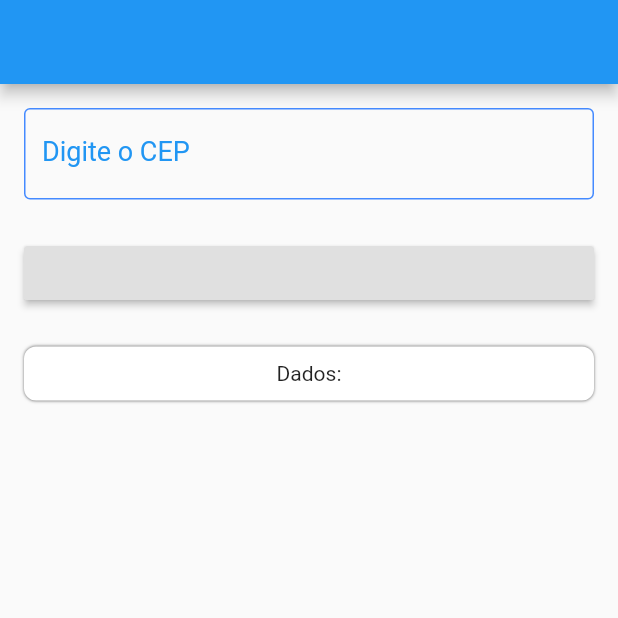
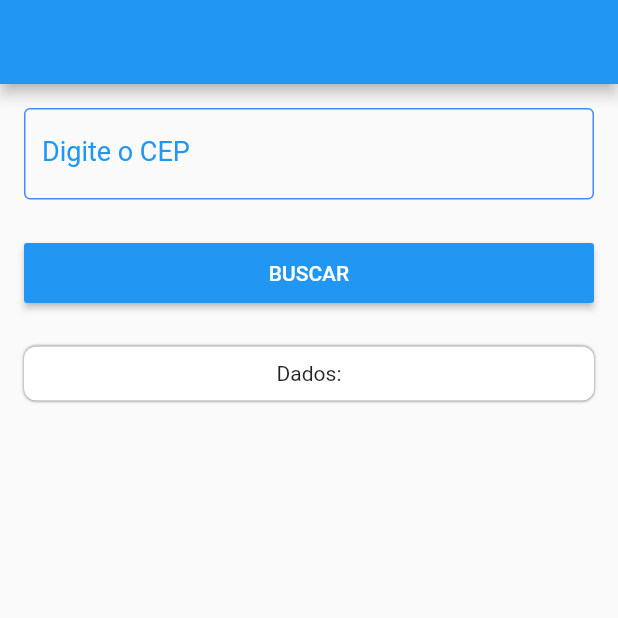
Before and after one commit to johnnydev-tech/busca_cep, a Flutter app: the screen it shows after launch, on a phone screen of 412 x 824 dp, the top half of it. Run offline on Flutter 3.47's test engine with Material 2 defaults, Android fonts, the phone set to English and light mode, and no system bars; our stand-ins replace mask_text_input_formatter.

Commit message:
Create Home

```diff
--- a/lib/view/home.dart
+++ b/lib/view/home.dart
@@ -52,7 +52,13 @@ class _HomeState extends State<Home> {
             SizedBox(
               height: 25,
             ),
-            RaisedButton(onPressed: (){}),
+            RaisedButton(
+              onPressed: () {},
+              color: Colors.blue,
+              textColor: Colors.white,
+              padding: EdgeInsets.symmetric(vertical: 12),
+              child: Text("BUSCAR"),
+            ),
             SizedBox(
               height: 25,
             ),
```
